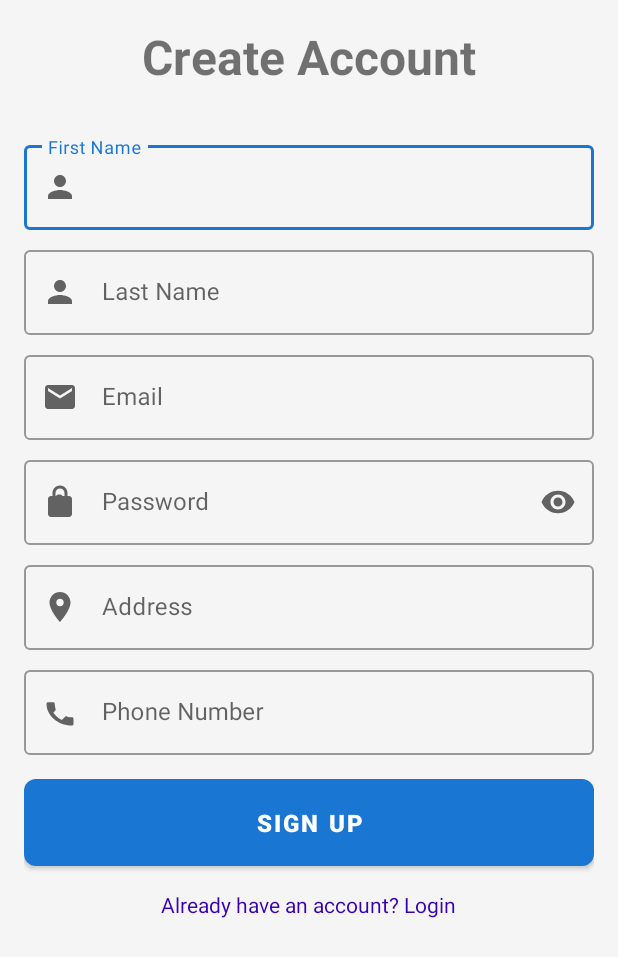
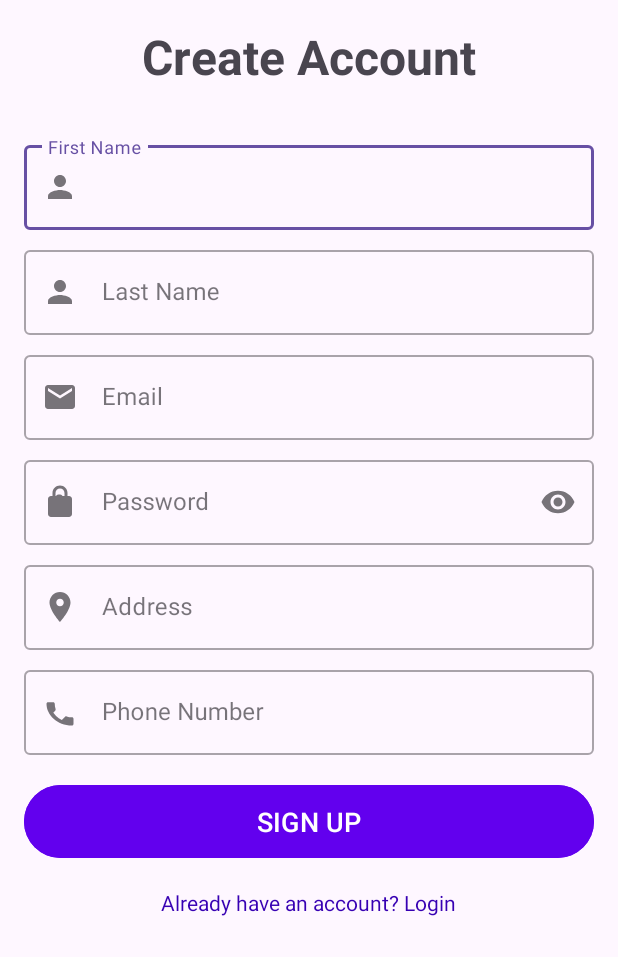
Before and after one commit to romjanxr/restmart, an Android app: the SignUpActivity screen opened directly, with no data from a screen before it, on a phone screen of 412 x 824 dp. Shown: the top 957 px of the screen. Run offline under Robolectric (Android 15) with nearby library versions, the phone set to English and light mode, and no system bars.

Commit message:
fix(android-ui): revert theme changes and improve button loading
This commit reverts the application theme to its previous state to fix homepage UI issues. It also implements a loading spinner and disabled (gray) state for the 'Add to Cart' and 'Place Order' buttons to provide better user feedback during network operations.

```diff
--- a/android/app/src/main/AndroidManifest.xml
+++ b/android/app/src/main/AndroidManifest.xml
@@ -13,7 +13,7 @@
         android:label="@string/app_name"
         android:roundIcon="@mipmap/ic_launcher_round"
         android:supportsRtl="true"
-        android:theme="@style/Theme.RestMart">
+        android:theme="@style/Base.Theme.RestMart">
         <activity
             android:name=".PaymentActivity"
             android:exported="false" />
--- a/android/app/src/main/java/com/romjan/restmart/ProductDetailsActivity.java
+++ b/android/app/src/main/java/com/romjan/restmart/ProductDetailsActivity.java
@@ -120,11 +120,13 @@ public class ProductDetailsActivity extends AppCompatActivity {
     private void setLoading(boolean isLoading) {
         if (isLoading) {
             btnAddToCart.setEnabled(false);
-            btnAddToCart.setText("");
+            btnAddToCart.setText("ADDING...");
+            btnAddToCart.setBackgroundColor(getResources().getColor(R.color.colorButtonDisabled));
             addToCartProgress.setVisibility(View.VISIBLE);
         } else {
             btnAddToCart.setEnabled(true);
             btnAddToCart.setText("Add to Cart");
+            btnAddToCart.setBackgroundColor(getResources().getColor(R.color.purple_500));
             addToCartProgress.setVisibility(View.GONE);
         }
     }
--- a/android/app/src/main/res/drawable/button_background.xml
+++ /dev/null
@@ -1,6 +0,0 @@
-<?xml version="1.0" encoding="utf-8"?>
-<shape xmlns:android="http://schemas.android.com/apk/res/android"
-    android:shape="rectangle">
-    <solid android:color="@color/colorPrimary" />
-    <corners android:radius="8dp" />
-</shape>
--- a/android/app/src/main/res/layout/activity_login.xml
+++ b/android/app/src/main/res/layout/activity_login.xml
@@ -89,11 +89,12 @@
         <!-- Login Button -->
         <com.google.android.material.button.MaterialButton
             android:id="@+id/btnLogin"
-            style="@style/Widget.RestMart.Button"
             android:layout_width="0dp"
-            android:layout_height="wrap_content"
+            android:layout_height="56dp"
             android:layout_marginTop="32dp"
             android:text="LOGIN"
+            android:textSize="16sp"
+            android:textStyle="bold"
             app:layout_constraintTop_toBottomOf="@id/tilPassword"
             app:layout_constraintStart_toStartOf="parent"
             app:layout_constraintEnd_toEndOf="parent" />
--- a/android/app/src/main/res/layout/activity_sign_up.xml
+++ b/android/app/src/main/res/layout/activity_sign_up.xml
@@ -145,12 +145,14 @@
                 android:visibility="gone"
                 android:layout_marginBottom="16dp"/>
 
-            <com.google.android.material.button.MaterialButton
+            <Button
                 android:id="@+id/btnSignUp"
-                style="@style/Widget.RestMart.Button"
                 android:layout_width="match_parent"
                 android:layout_height="wrap_content"
-                android:text="SIGN UP" />
+                android:text="SIGN UP"
+                android:padding="12dp"
+                android:textSize="18sp"
+                android:backgroundTint="@color/purple_500"/>
 
             <TextView
                 android:id="@+id/tvLogin"
--- a/android/app/src/main/res/values/colors.xml
+++ b/android/app/src/main/res/values/colors.xml
@@ -8,14 +8,5 @@
     <color name="black">#FF000000</color>
     <color name="white">#FFFFFFFF</color>
     <color name="design_default_color_error">#B00020</color>
-
-    <!-- Custom Colors -->
-    <color name="colorPrimary">#1976D2</color>
-    <color name="colorPrimaryDark">#004BA0</color>
-    <color name="colorAccent">#FF4081</color>
-
-    <color name="textColorPrimary">#212121</color>
-    <color name="textColorSecondary">#757575</color>
-
-    <color name="windowBackground">#F5F5F5</color>
+    <color name="colorButtonDisabled">#BDBDBD</color>
 </resources>
--- a/android/app/src/main/res/values/themes.xml
+++ b/android/app/src/main/res/values/themes.xml
@@ -1,30 +1,14 @@
 <resources xmlns:tools="http://schemas.android.com/tools">
     <!-- Base application theme. -->
-    <style name="Base.Theme.RestMart" parent="Theme.MaterialComponents.DayNight.NoActionBar">
-        <!-- Primary brand color. -->
-        <item name="colorPrimary">@color/colorPrimary</item>
-        <item name="colorPrimaryVariant">@color/colorPrimaryDark</item>
-        <item name="colorOnPrimary">@color/white</item>
-        <!-- Secondary brand color. -->
-        <item name="colorSecondary">@color/colorAccent</item>
-        <item name="colorSecondaryVariant">@color/colorAccent</item>
-        <item name="colorOnSecondary">@color/black</item>
-        <!-- Status bar color. -->
-        <item name="android:statusBarColor">?attr/colorPrimaryVariant</item>
-        <!-- Customize your theme here. -->
-        <item name="android:windowBackground">@color/windowBackground</item>
-        <item name="android:textColorPrimary">@color/textColorPrimary</item>
-        <item name="android:textColorSecondary">@color/textColorSecondary</item>
+    <style name="Base.Theme.RestMart" parent="Theme.Material3.DayNight.NoActionBar">
+        <!-- Customize your light theme here. -->
+        <!-- <item name="colorPrimary">@color/my_light_primary</item> -->
+        <item name="android:statusBarColor">@android:color/transparent</item>
+        <item name="android:windowLightStatusBar">true</item>
+        <item name="android:navigationBarColor">@android:color/transparent</item>
+        <item name="android:windowDrawsSystemBarBackgrounds">true</item>
+        <item name="android:enforceNavigationBarContrast" tools:targetApi="q">false</item>
     </style>
 
     <style name="Theme.RestMart" parent="Base.Theme.RestMart" />
-
-    <style name="Widget.RestMart.Button" parent="Widget.MaterialComponents.Button">
-        <item name="android:background">@drawable/button_background</item>
-        <item name="android:textColor">@color/white</item>
-        <item name="android:textSize">16sp</item>
-        <item name="android:textStyle">bold</item>
-        <item name="android:paddingTop">12dp</item>
-        <item name="android:paddingBottom">12dp</item>
-    </style>
 </resources>
```
Also changed, not shown: android/app/src/main/java/com/romjan/restmart/CartActivity.java (+19 -4 lines), android/app/src/main/res/layout/activity_cart.xml (+17 -4 lines).
